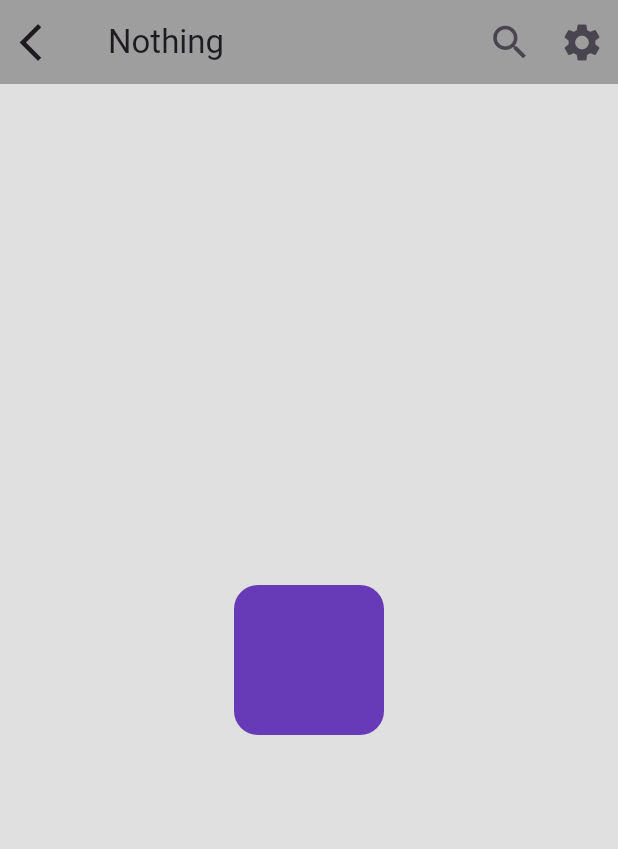
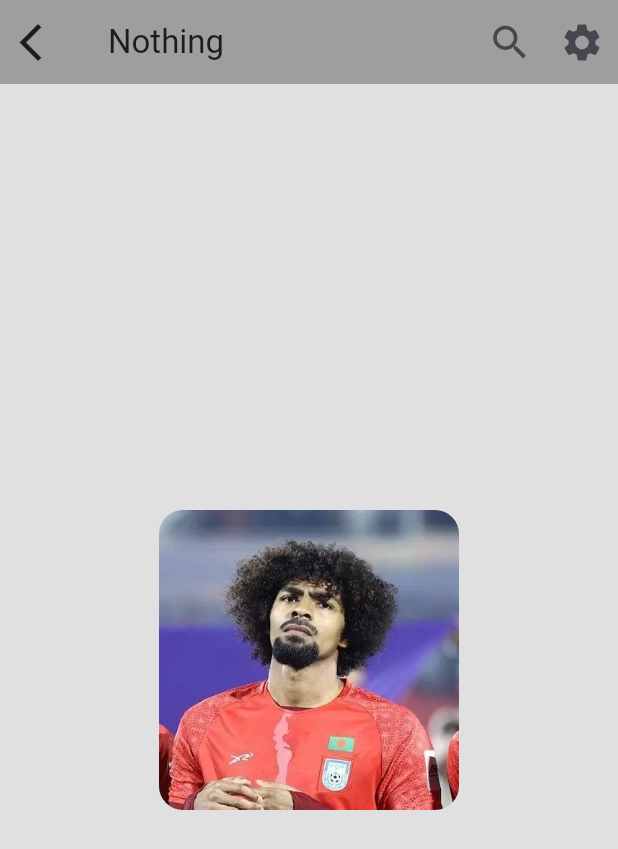
Before and after one commit to saoumiftesham/Pratice, a Flutter app: the screen it shows after launch, on a phone screen of 412 x 824 dp. Shown: the top 849 px of the screen. Run offline on Flutter 3.47's test engine with Material 3 defaults, Android fonts, the phone set to English and light mode, and no system bars.

Commit message:
New things of images with cliprrect.

```diff
--- a/lib/body.dart
+++ b/lib/body.dart
@@ -9,9 +9,12 @@ class Body extends StatelessWidget {
       child: ClipRRect(
         borderRadius: BorderRadius.circular(16),
         child: Container(
-          height: 100,
-          width: 100,
-            color: Colors.deepPurple,
+          height: 200,
+          width: 200,
+            child: Image.asset(
+              "assets/images/Hamza.jpeg",
+              fit: BoxFit.fill,
+            )
         ),
       ),
     );
--- a/pubspec.yaml
+++ b/pubspec.yaml
@@ -58,8 +58,8 @@ flutter:
   uses-material-design: true
 
   # To add assets to your application, add an assets section, like this:
-  # assets:
-  #   - images/a_dot_burr.jpeg
+  assets:
+    - assets/images/
   #   - images/a_dot_ham.jpeg
 
   # An image asset can refer to one or more resolution-specific "variants", see
```
Also changed, not shown: assets/images/Hamza.jpeg (added).
